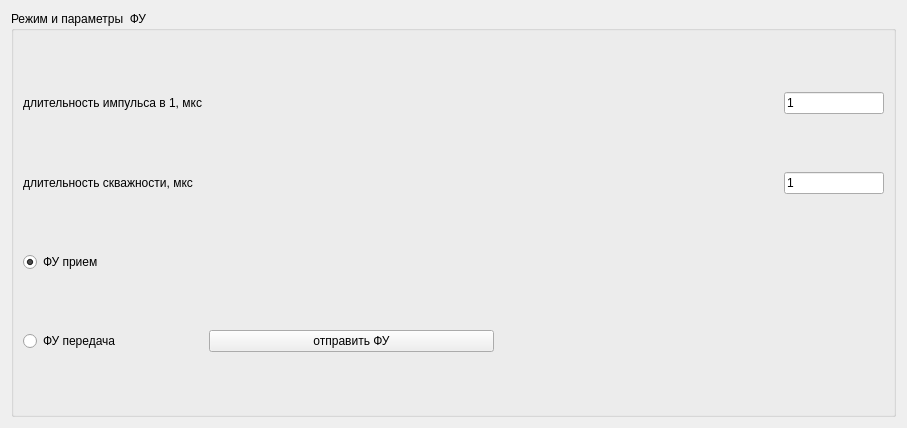
First picture: the form in PPB_GUI_Sandbox/fuwidget.ui, repository Anatolichka2202/PPB_Project, before the edit.
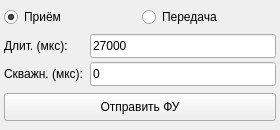
Second picture: the form after the edit.

```diff
--- a/PPB_GUI_Sandbox/fuwidget.ui
+++ b/PPB_GUI_Sandbox/fuwidget.ui
@@ -6,117 +6,117 @@
    <rect>
     <x>0</x>
     <y>0</y>
-    <width>907</width>
-    <height>428</height>
+    <width>280</width>
+    <height>130</height>
    </rect>
   </property>
+  <property name="sizePolicy">
+   <sizepolicy hsizetype="Expanding" vsizetype="Preferred">
+    <horstretch>0</horstretch>
+    <verstretch>0</verstretch>
+   </sizepolicy>
+  </property>
   <property name="windowTitle">
    <string>Form</string>
   </property>
   <layout class="QVBoxLayout" name="verticalLayout">
-   <item>
-    <widget class="QGroupBox" name="groupBoxFU">
-     <property name="minimumSize">
-      <size>
-       <width>0</width>
-       <height>150</height>
-      </size>
-     </property>
-     <property name="title">
-      <string>Режим и параметры  ФУ</string>
-     </property>
-     <layout class="QGridLayout" name="gridLayout_6">
-      <item row="2" column="1">
-       <spacer name="horizontalSpacer">
-        <property name="orientation">
-         <enum>Qt::Orientation::Horizontal</enum>
-        </property>
-        <property name="sizeHint" stdset="0">
-         <size>
-          <width>40</width>
-          <height>20</height>
-         </size>
-        </property>
-       </spacer>
-      </item>
-      <item row="1" column="0">
-       <widget class="QLabel" name="label_PulseDelay">
-        <property name="text">
-         <string>длительность скважности, мкс</string>
-        </property>
-       </widget>
-      </item>
-      <item row="2" column="0">
+   <property name="spacing">
+    <number>4</number>
+   </property>
+   <property name="leftMargin">
+    <number>4</number>
+   </property>
+   <property name="topMargin">
+    <number>4</number>
+   </property>
+   <property name="rightMargin">
+    <number>4</number>
+   </property>
+   <property name="bottomMargin">
+    <number>4</number>
+   </property>
+   <item>
+    <layout class="QHBoxLayout" name="horizontalLayout">
+     <item>
        <widget class="QRadioButton" name="radioButtonFUReceive">
         <property name="text">
-         <string>ФУ прием</string>
+        <string>Приём</string>
         </property>
         <property name="checked">
          <bool>true</bool>
         </property>
        </widget>
       </item>
-      <item row="0" column="4">
-       <widget class="QLineEdit" name="lineEditPulseDuration">
-        <property name="maximumSize">
-         <size>
-          <width>100</width>
-          <height>16777215</height>
-         </size>
-        </property>
+     <item>
+      <widget class="QRadioButton" name="radioButtonFUTransmit">
         <property name="text">
-         <string>1</string>
+        <string>Передача</string>
         </property>
        </widget>
       </item>
+    </layout>
+   </item>
+   <item>
+    <layout class="QGridLayout" name="gridLayout">
+     <property name="horizontalSpacing">
+      <number>6</number>
+     </property>
+     <property name="verticalSpacing">
+      <number>4</number>
+     </property>
       <item row="0" column="0">
        <widget class="QLabel" name="label_impulse">
         <property name="text">
-         <string>длительность импульса в 1, мкс</string>
+        <string>Длит. (мкс):</string>
         </property>
        </widget>
       </item>
-      <item row="1" column="4">
+     <item row="0" column="1">
+      <widget class="QLineEdit" name="lineEditPulseDuration">
+       <property name="minimumSize">
+        <size>
+         <width>0</width>
+         <height>24</height>
+        </size>
+       </property>
+       <property name="text">
+        <string>27000</string>
+       </property>
+      </widget>
+     </item>
+     <item row="1" column="0">
+      <widget class="QLabel" name="label_PulseDelay">
+       <property name="text">
+        <string>Скважн. (мкс):</string>
+       </property>
+      </widget>
+     </item>
+     <item row="1" column="1">
        <widget class="QLineEdit" name="lineEditPulseDelay">
-        <property name="maximumSize">
+       <property name="minimumSize">
          <size>
-          <width>100</width>
-          <height>16777215</height>
+         <width>0</width>
+         <height>24</height>
          </size>
         </property>
         <property name="text">
-         <string>1</string>
+        <string>0</string>
         </property>
        </widget>
       </item>
-      <item row="3" column="0">
-       <widget class="QRadioButton" name="radioButtonFUTransmit">
-        <property name="text">
-         <string>ФУ передача</string>
-        </property>
-       </widget>
-      </item>
-      <item row="3" column="1">
+    </layout>
+   </item>
+   <item>
        <widget class="QPushButton" name="fuBtnSent">
-        <property name="text">
-         <string>отправить ФУ</string>
-        </property>
-       </widget>
-      </item>
-      <item row="3" column="2">
-       <spacer name="horizontalSpacer_2">
-        <property name="orientation">
-         <enum>Qt::Orientation::Horizontal</enum>
-        </property>
-        <property name="sizeHint" stdset="0">
+     <property name="minimumSize">
          <size>
-          <width>40</width>
-          <height>20</height>
-         </size>
-        </property>
-       </spacer>
-      </item>
-     </layout>
+       <width>0</width>
+       <height>28</height>
+      </size>
+     </property>
+     <property name="text">
+      <string>Отправить ФУ</string>
+     </property>
     </widget>
    </item>
   </layout>
```
Lines whose indentation alone changed are shown as unchanged.
